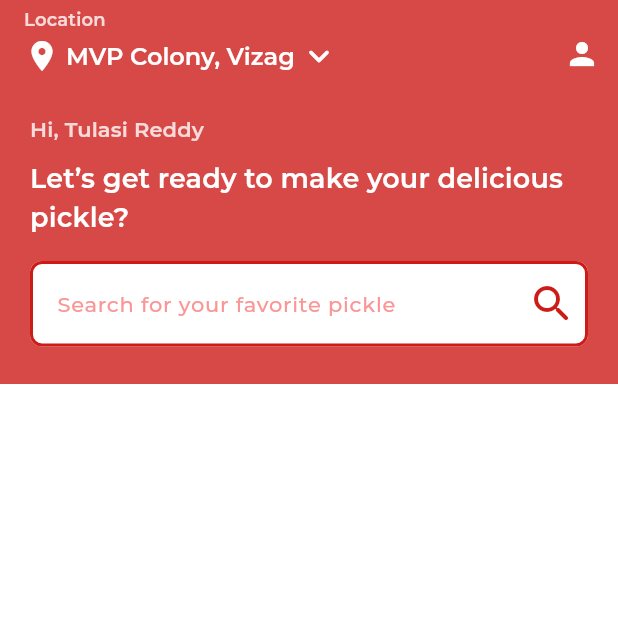
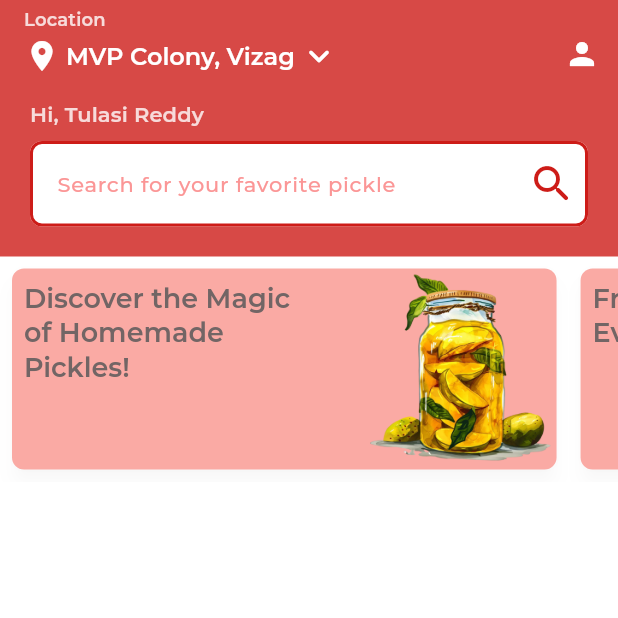
Before and after one commit to tulasireddytulasi/SpicyPickles, a Flutter app: the screen it shows after launch, on a phone screen of 412 x 824 dp, the top half of it. Run offline on Flutter 3.47's test engine with Material 3 defaults, Android fonts, the phone set to English and light mode, and no system bars.

Commit message:
Implemented PageView Builder

```diff
--- a/lib/core/utils/app_assets.dart
+++ b/lib/core/utils/app_assets.dart
@@ -21,4 +21,19 @@ class AppAssets {
   static const String kSendIcon = "assets/icons/send_icon.svg";
   static const String kSettingsIcon = "assets/icons/settings_icon.svg";
   static const String kShareIcon = "assets/icons/share_icon.svg";
+
+  static const String kPic1 = "assets/images/pic_1.png";
+  static const String kPic2 = "assets/images/pic_2.png";
+  static const String kPic3 = "assets/images/pic_3.png";
+  static const String kPic4 = "assets/images/pic_4.png";
+  static const String kPic5 = "assets/images/pic_5.png";
+  static const String kPic6 = "assets/images/pic_6.png";
+
+  static const String kPickle1 = "assets/images/pickle_1.png";
+  static const String kPickle2 = "assets/images/pickle_2.png";
+  static const String kPickle3 = "assets/images/pickle_3.png";
+  static const String kPickle4 = "assets/images/pickle_4.png";
+  static const String kPickle5 = "assets/images/pickle_5.png";
+  static const String kPickle6 = "assets/images/pickle_6.png";
+
 }
--- a/lib/core/utils/app_constants.dart
+++ b/lib/core/utils/app_constants.dart
@@ -8,4 +8,14 @@ class AppConstants {
   static const String kTagLine1 = "Let’s get ready to make your delicious pickle?";
   static const String kTagLine2 = "Time to make your delicious pickle, let’s get started!";
   static const String kTagLine3 = "Get ready to pickle up something delicious!";
+  static const String kDiscoverMagic = "Discover the Magic of Homemade Pickles!";
+  static const String kFreshIngredients = "Fresh Ingredients, Tangy Flavors!";
+  static const String kFarmToJar = "From Farm to Jar, Every Bite Matters.";
+  static const String kFavoritePickles = "Your Favorite Pickles, Anytime, Anywhere.";
+  static const String kPickleYourWay = "Tangy, Spicy, Sweet – Pickle Your Way!";
+  static const String kLoveInEveryJar = "Experience the Love in Every Jar.";
+  static const String kAuthenticRecipes = "Authentic Recipes, Unforgettable Tastes.";
+  static const String kPickleLover = "For the Pickle Lover in You!";
+  static const String kCrunchyGoodness = "Crunchy Goodness, Sealed to Perfection.";
+  static const String kFlavorExplosion = "A Flavor Explosion, Straight to Your Table!";
 }
--- a/lib/presentation/home/home.dart
+++ b/lib/presentation/home/home.dart
@@ -4,6 +4,8 @@ import 'package:flutter/material.dart';
 import 'package:spicypickles/core/utils/app_colors.dart';
 import 'package:spicypickles/core/utils/app_constants.dart';
 import 'package:spicypickles/core/utils/app_extensions.dart';
+import 'package:spicypickles/presentation/home/widget/page_view_widget.dart';
+import 'package:spicypickles/presentation/home/widget/searchbar_widget.dart';
 import 'package:spicypickles/presentation/widgets/text_form_widget.dart';
 
 class HomeScreen extends StatefulWidget {
@@ -14,7 +16,6 @@ class HomeScreen extends StatefulWidget {
 }
 
 class _HomeScreenState extends State<HomeScreen> {
-  final TextEditingController _aadhaarNoController = TextEditingController();
 
   final List<String> messages = [
     AppConstants.kTagLine,
@@ -59,6 +60,7 @@ class _HomeScreenState extends State<HomeScreen> {
         backgroundColor: AppColors.vibrantRed.withOpacity(0.8),
         title: Column(
           crossAxisAlignment: CrossAxisAlignment.start,
+          mainAxisAlignment: MainAxisAlignment.start,
           children: [
             Text(
               'Location',
@@ -100,43 +102,18 @@ class _HomeScreenState extends State<HomeScreen> {
         onTap: () => FocusScope.of(context).unfocus(),
         child: SafeArea(
           child: SingleChildScrollView(
-            child: Container(
-              height: 200,
-              width: double.infinity,
-              padding: const EdgeInsets.all(20),
-              decoration: BoxDecoration(
-                color: Theme.of(context).primaryColor.withOpacity(0.8),
-              ),
-              child: Column(
-                mainAxisAlignment: MainAxisAlignment.start,
-                crossAxisAlignment: CrossAxisAlignment.start,
-                mainAxisSize: MainAxisSize.max,
-                children: [
-                  Text(
-                    "Hi, Tulasi Reddy",
-                    style: context.textStyle?.labelLarge?.copyWith(color: AppColors.white.withOpacity(0.8)),
-                  ),
-                  const SizedBox(height: 10),
-                  Text(
-                    AppConstants.kTagLine1,
-                    style: context.textStyle?.labelLarge?.copyWith(fontSize: 18),
-                  ),
-                  const SizedBox(height: 16),
-                  TextFormFieldWidget(
-                    maxWidth: double.infinity,
-                    controller: _aadhaarNoController,
-                    hintText: "Search for your favorite pickle",
-                    textInputType: TextInputType.text,
-                    actionKeyboard: TextInputAction.search,
-                    suffixIcon: const Icon(Icons.search_rounded, size: 32, color: AppColors.vibrantRed),
-                    maxLength: 100,
-                    onChanged: (value) {},
-                    onClick: (value) {
-                      print("Text: $value");
-                    },
-                  ),
-                ],
-              ),
+            child: Column(
+              crossAxisAlignment: CrossAxisAlignment.start,
+              mainAxisAlignment: MainAxisAlignment.start,
+              mainAxisSize: MainAxisSize.min,
+              children: [
+                const SearchbarWidget(),
+                 SizedBox(
+                  width: MediaQuery.of(context).size.width,
+                  height: 150,
+                  child: const PageViewWithCards(),
+                ),
+              ],
             ),
           ),
         ),
--- /dev/null
+++ b/lib/presentation/home/widget/page_view_widget.dart
@@ -0,0 +1,85 @@
+import 'package:flutter/cupertino.dart';
+import 'package:flutter/material.dart';
+import 'package:spicypickles/core/utils/app_assets.dart';
+import 'package:spicypickles/core/utils/app_colors.dart';
+import 'package:spicypickles/core/utils/app_constants.dart';
+import 'package:spicypickles/core/utils/app_extensions.dart';
+
+class PageViewWithCards extends StatefulWidget {
+  const PageViewWithCards({super.key});
+
+  @override
+  State<PageViewWithCards> createState() => _PageViewWithCardsState();
+}
+
+class _PageViewWithCardsState extends State<PageViewWithCards> {
+  final PageController pageController = PageController(viewportFraction: 0.92, initialPage: 0, keepPage: false);
+  final List<String> images = [
+    AppAssets.kPic2,
+    AppAssets.kPic3,
+    AppAssets.kPic4,
+    AppAssets.kPic5,
+    AppAssets.kPic6,
+    AppAssets.kPic1,
+  ];
+
+  final List<String> labels = [
+    AppConstants.kDiscoverMagic,
+    AppConstants.kFarmToJar,
+    AppConstants.kFavoritePickles,
+    AppConstants.kFlavorExplosion,
+    AppConstants.kFreshIngredients,
+    AppConstants.kLoveInEveryJar,
+    AppConstants.kPickleLover,
+    AppConstants.kPickleYourWay,
+  ];
+
+  @override
+  void initState() {
+    super.initState();
+  }
+
+  @override
+  Widget build(BuildContext context) {
+    return PageView.builder(
+      scrollDirection: Axis.horizontal,
+      itemCount: images.length,
+      padEnds: false,
+      controller: pageController,
+      itemBuilder: (context, index) {
+        return Card(
+          elevation: 5,
+          color: AppColors.lightPeach,
+          shape: RoundedRectangleBorder(
+            borderRadius: BorderRadius.circular(8),
+          ),
+          child: Stack(
+            children: [
+              Padding(
+                padding: const EdgeInsets.all(8.0),
+                child: SizedBox(
+                  width: 190,
+                  child: Text(
+                    labels[index],
+                    maxLines: 3,
+                    softWrap: true,
+                    style: context.textStyle?.headlineMedium?.copyWith(fontSize: 18),
+                  ),
+                ),
+              ),
+              Positioned(
+                bottom: 0,
+                right: 0,
+                top: 0,
+                child: Image.asset(
+                  images[index],
+                  fit: BoxFit.cover,
+                ),
+              ),
+            ],
+          ),
+        );
+      },
+    );
+  }
+}
--- /dev/null
+++ b/lib/presentation/home/widget/searchbar_widget.dart
@@ -0,0 +1,56 @@
+import 'package:flutter/material.dart';
+import 'package:spicypickles/core/utils/app_colors.dart';
+import 'package:spicypickles/core/utils/app_extensions.dart';
+import 'package:spicypickles/presentation/widgets/text_form_widget.dart';
+
+class SearchbarWidget extends StatefulWidget {
+  const SearchbarWidget({super.key});
+
+  @override
+  State<SearchbarWidget> createState() => _SearchbarWidgetState();
+}
+
+class _SearchbarWidgetState extends State<SearchbarWidget> {
+  final TextEditingController _aadhaarNoController = TextEditingController();
+
+  @override
+  Widget build(BuildContext context) {
+    return Container(
+      width: double.infinity,
+      padding: const EdgeInsets.only(top: 10, bottom: 20, left: 20, right: 20),
+      decoration: BoxDecoration(
+        color: Theme.of(context).primaryColor.withOpacity(0.8),
+      ),
+      child: Column(
+        mainAxisAlignment: MainAxisAlignment.start,
+        crossAxisAlignment: CrossAxisAlignment.start,
+        mainAxisSize: MainAxisSize.min,
+        children: [
+          Text(
+            "Hi, Tulasi Reddy",
+            style: context.textStyle?.labelLarge?.copyWith(color: AppColors.white.withOpacity(0.8)),
+          ),
+          // const SizedBox(height: 8),
+          // Text(
+          //   AppConstants.kTagLine1,
+          //   style: context.textStyle?.labelLarge?.copyWith(fontSize: 18),
+          // ),
+          const SizedBox(height: 8),
+          TextFormFieldWidget(
+            maxWidth: double.infinity,
+            controller: _aadhaarNoController,
+            hintText: "Search for your favorite pickle",
+            textInputType: TextInputType.text,
+            actionKeyboard: TextInputAction.search,
+            suffixIcon: const Icon(Icons.search_rounded, size: 32, color: AppColors.vibrantRed),
+            maxLength: 100,
+            onChanged: (value) {},
+            onClick: (value) {
+              print("Text: $value");
+            },
+          ),
+        ],
+      ),
+    );
+  }
+}
--- a/pubspec.yaml
+++ b/pubspec.yaml
@@ -40,6 +40,7 @@ flutter:
 
   assets:
     - assets/icons/
+    - assets/images/
     - assets/lottie/
 
   fonts:
```
Also changed, not shown: assets/images/pic_1.png (added), assets/images/pic_2.png (added), assets/images/pic_3.png (added), assets/images/pic_4.png (added), assets/images/pic_5.png (added), assets/images/pic_6.png (added), assets/images/pickle_1.png (added), assets/images/pickle_2.png (added), assets/images/pickle_3.png (added), assets/images/pickle_4.png (added), assets/images/pickle_5.png (added), assets/images/pickle_6.png (added).
